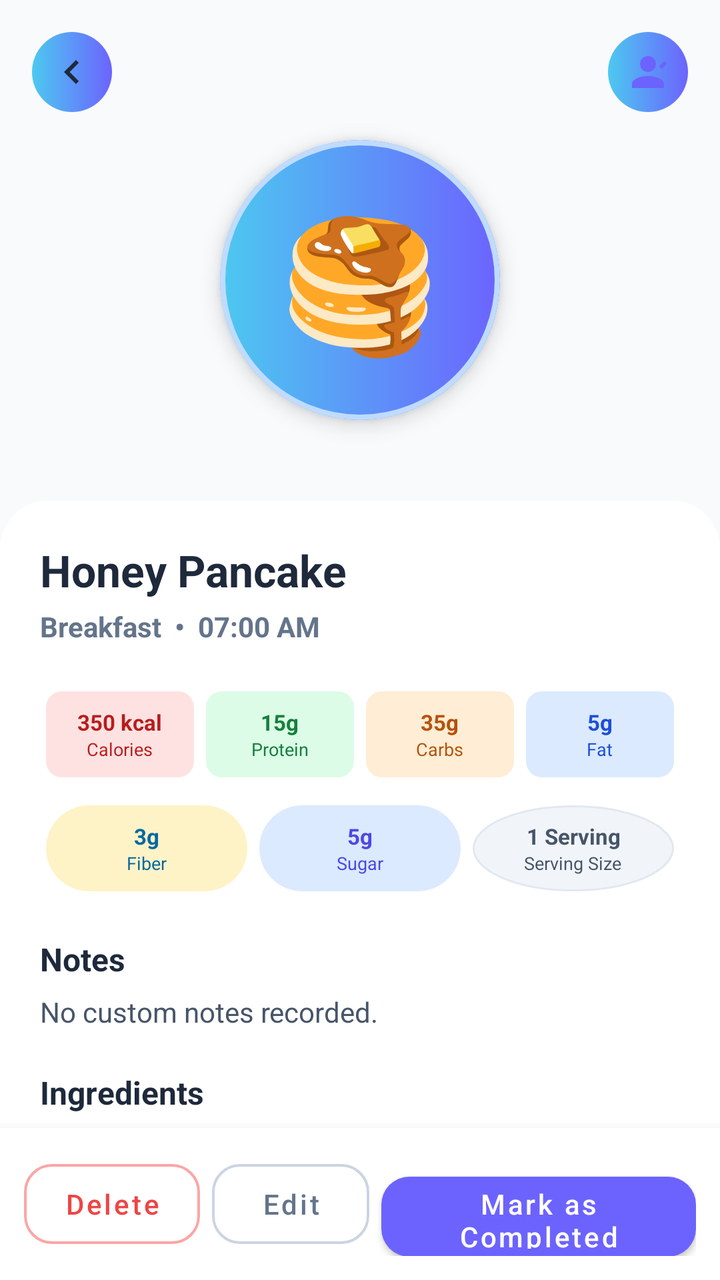
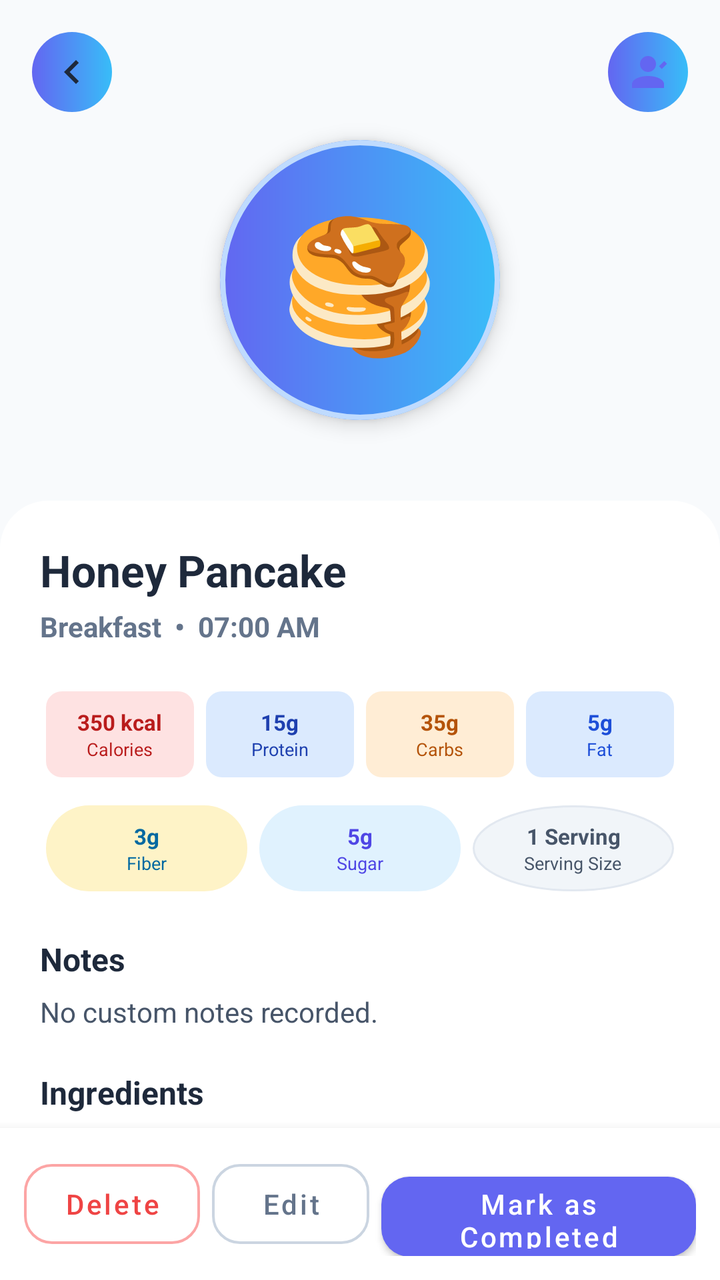

Compare the two renders of this Android layout. The source of the first and the diff that turns it into the second are given below.
<!-- AndroidManifest.xml: application theme Theme.FitnessApp -->
<!-- res/layout/activity_meal_detail.xml -->
<?xml version="1.0" encoding="utf-8"?>
<androidx.constraintlayout.widget.ConstraintLayout xmlns:android="http://schemas.android.com/apk/res/android"
    xmlns:app="http://schemas.android.com/apk/res-auto"
    xmlns:tools="http://schemas.android.com/tools"
    android:layout_width="match_parent"
    android:layout_height="match_parent"
    android:background="@drawable/bg_settings_gradient"
    tools:context=".activities.MealDetailActivity">

    <androidx.core.widget.NestedScrollView
        android:id="@+id/scrollView"
        android:layout_width="match_parent"
        android:layout_height="0dp"
        android:fillViewport="true"
        app:layout_constraintBottom_toTopOf="@id/layoutBottomActions"
        app:layout_constraintTop_toTopOf="parent">

        <androidx.constraintlayout.widget.ConstraintLayout
            android:layout_width="match_parent"
            android:layout_height="wrap_content">

            
            <com.google.android.material.card.MaterialCardView
                android:id="@+id/cvImageContainer"
                android:layout_width="match_parent"
                android:layout_height="280dp"
                app:cardCornerRadius="0dp"
                app:strokeWidth="0dp"
                app:cardElevation="0dp"
                app:cardBackgroundColor="#F8FAFC"
                app:layout_constraintTop_toTopOf="parent">

                <FrameLayout
                    android:layout_width="match_parent"
                    android:layout_height="match_parent">

                    
                    <com.google.android.material.card.MaterialCardView
                        android:layout_width="140dp"
                        android:layout_height="140dp"
                        android:layout_gravity="center"
                        app:cardCornerRadius="70dp"
                        app:cardElevation="6dp"
                        app:strokeColor="#BFDBFE"
                        app:strokeWidth="2.5dp"
                        app:cardBackgroundColor="@color/white">

                        <FrameLayout
                            android:layout_width="match_parent"
                            android:layout_height="match_parent"
                            android:background="@drawable/bg_circle_button">

                            <TextView
                                android:id="@+id/tvMealEmoji"
                                android:layout_width="wrap_content"
                                android:layout_height="wrap_content"
                                android:layout_gravity="center"
                                android:textSize="64sp"
                                android:gravity="center"
                                android:textColor="@color/black"
                                android:text="🥞" />
                        </FrameLayout>
                    </com.google.android.material.card.MaterialCardView>

                </FrameLayout>
            </com.google.android.material.card.MaterialCardView>

            
            <ImageButton
                android:id="@+id/btnBack"
                android:layout_width="40dp"
                android:layout_height="40dp"
                android:layout_marginStart="16dp"
                android:layout_marginTop="16dp"
                android:background="@drawable/bg_circle_button"
                android:src="@drawable/ic_back_chevron"
                app:tint="#1E293B"
                app:layout_constraintStart_toStartOf="parent"
                app:layout_constraintTop_toTopOf="parent" />

            <ImageButton
                android:id="@+id/btnEditTop"
                android:layout_width="40dp"
                android:layout_height="40dp"
                android:layout_marginEnd="16dp"
                android:layout_marginTop="16dp"
                android:background="@drawable/bg_circle_button"
                android:src="@drawable/ic_person_edit"
                app:tint="@color/primary"
                app:layout_constraintEnd_toEndOf="parent"
                app:layout_constraintTop_toTopOf="parent" />

            
            <LinearLayout
                android:layout_width="match_parent"
                android:layout_height="wrap_content"
                android:layout_marginTop="-30dp"
                android:background="@drawable/bg_bottom_sheet"
                android:orientation="vertical"
                android:padding="20dp"
                app:layout_constraintTop_toBottomOf="@id/cvImageContainer">

                <TextView
                    android:id="@+id/tvMealTitle"
                    android:layout_width="match_parent"
                    android:layout_height="wrap_content"
                    android:text="Honey Pancake"
                    android:textColor="#1E293B"
                    android:textSize="22sp"
                    android:textStyle="bold" />

                
                <TextView
                    android:id="@+id/tvCategoryTime"
                    android:layout_width="wrap_content"
                    android:layout_height="wrap_content"
                    android:layout_marginTop="4dp"
                    android:text="Breakfast  •  07:00 AM"
                    android:textColor="#64748B"
                    android:textSize="14sp"
                    android:textStyle="bold" />

                
                <LinearLayout
                    android:layout_width="match_parent"
                    android:layout_height="wrap_content"
                    android:layout_marginTop="20dp"
                    android:orientation="horizontal"
                    android:weightSum="4">

                    
                    <LinearLayout
                        android:layout_width="0dp"
                        android:layout_height="wrap_content"
                        android:layout_weight="1"
                        android:layout_margin="3dp"
                        android:background="@drawable/bg_badge_advanced"
                        android:gravity="center"
                        android:orientation="vertical"
                        android:padding="8dp">
                        <TextView
                            android:id="@+id/tvCalories"
                            android:layout_width="wrap_content"
                            android:layout_height="wrap_content"
                            android:text="350 kcal"
                            android:textColor="#B91C1C"
                            android:textSize="11sp"
                            android:textStyle="bold"
                            android:gravity="center" />
                        <TextView
                            android:layout_width="wrap_content"
                            android:layout_height="wrap_content"
                            android:text="Calories"
                            android:textColor="#B91C1C"
                            android:textSize="9sp" />
                    </LinearLayout>

                    
                    <LinearLayout
                        android:layout_width="0dp"
                        android:layout_height="wrap_content"
                        android:layout_weight="1"
                        android:layout_margin="3dp"
                        android:background="@drawable/bg_badge_beginner"
                        android:gravity="center"
                        android:orientation="vertical"
                        android:padding="8dp">
                        <TextView
                            android:id="@+id/tvProtein"
                            android:layout_width="wrap_content"
                            android:layout_height="wrap_content"
                            android:text="15g"
                            android:textColor="#15803D"
                            android:textSize="11sp"
                            android:textStyle="bold"
                            android:gravity="center" />
                        <TextView
                            android:layout_width="wrap_content"
                            android:layout_height="wrap_content"
                            android:text="Protein"
                            android:textColor="#15803D"
                            android:textSize="9sp" />
                    </LinearLayout>

                    
                    <LinearLayout
                        android:layout_width="0dp"
                        android:layout_height="wrap_content"
                        android:layout_weight="1"
                        android:layout_margin="3dp"
                        android:background="@drawable/bg_badge_intermediate"
                        android:gravity="center"
                        android:orientation="vertical"
                        android:padding="8dp">
                        <TextView
                            android:id="@+id/tvCarbs"
                            android:layout_width="wrap_content"
                            android:layout_height="wrap_content"
                            android:text="35g"
                            android:textColor="#B45309"
                            android:textSize="11sp"
                            android:textStyle="bold"
                            android:gravity="center" />
                        <TextView
                            android:layout_width="wrap_content"
                            android:layout_height="wrap_content"
                            android:text="Carbs"
                            android:textColor="#B45309"
                            android:textSize="9sp" />
                    </LinearLayout>

                    
                    <LinearLayout
                        android:layout_width="0dp"
                        android:layout_height="wrap_content"
                        android:layout_weight="1"
                        android:layout_margin="3dp"
                        android:background="@drawable/bg_badge_duration"
                        android:gravity="center"
                        android:orientation="vertical"
                        android:padding="8dp">
                        <TextView
                            android:id="@+id/tvFat"
                            android:layout_width="wrap_content"
                            android:layout_height="wrap_content"
                            android:text="5g"
                            android:textColor="#1D4ED8"
                            android:textSize="11sp"
                            android:textStyle="bold"
                            android:gravity="center" />
                        <TextView
                            android:layout_width="wrap_content"
                            android:layout_height="wrap_content"
                            android:text="Fat"
                            android:textColor="#1D4ED8"
                            android:textSize="9sp" />
                    </LinearLayout>
                </LinearLayout>

                
                <LinearLayout
                    android:layout_width="match_parent"
                    android:layout_height="wrap_content"
                    android:layout_marginTop="8dp"
                    android:orientation="horizontal"
                    android:weightSum="3">

                    
                    <LinearLayout
                        android:layout_width="0dp"
                        android:layout_height="wrap_content"
                        android:layout_weight="1"
                        android:layout_margin="3dp"
                        android:background="@drawable/bg_badge_streak"
                        android:gravity="center"
                        android:orientation="vertical"
                        android:padding="8dp">
                        <TextView
                            android:id="@+id/tvFiber"
                            android:layout_width="wrap_content"
                            android:layout_height="wrap_content"
                            android:text="3g"
                            android:textColor="#0369A1"
                            android:textSize="11sp"
                            android:textStyle="bold"
                            android:gravity="center" />
                        <TextView
                            android:layout_width="wrap_content"
                            android:layout_height="wrap_content"
                            android:text="Fiber"
                            android:textColor="#0369A1"
                            android:textSize="9sp" />
                    </LinearLayout>

                    
                    <LinearLayout
                        android:layout_width="0dp"
                        android:layout_height="wrap_content"
                        android:layout_weight="1"
                        android:layout_margin="3dp"
                        android:background="@drawable/bg_badge_goal"
                        android:gravity="center"
                        android:orientation="vertical"
                        android:padding="8dp">
                        <TextView
                            android:id="@+id/tvSugar"
                            android:layout_width="wrap_content"
                            android:layout_height="wrap_content"
                            android:text="5g"
                            android:textColor="#4F46E5"
                            android:textSize="11sp"
                            android:textStyle="bold"
                            android:gravity="center" />
                        <TextView
                            android:layout_width="wrap_content"
                            android:layout_height="wrap_content"
                            android:text="Sugar"
                            android:textColor="#4F46E5"
                            android:textSize="9sp" />
                    </LinearLayout>

                    
                    <LinearLayout
                        android:layout_width="0dp"
                        android:layout_height="wrap_content"
                        android:layout_weight="1"
                        android:layout_margin="3dp"
                        android:background="@drawable/bg_day_circle_unselected"
                        android:gravity="center"
                        android:orientation="vertical"
                        android:padding="8dp">
                        <TextView
                            android:id="@+id/tvServing"
                            android:layout_width="wrap_content"
                            android:layout_height="wrap_content"
                            android:text="1 Serving"
                            android:textColor="#475569"
                            android:textSize="11sp"
                            android:textStyle="bold"
                            android:gravity="center"
                            android:singleLine="true" />
                        <TextView
                            android:layout_width="wrap_content"
                            android:layout_height="wrap_content"
                            android:text="Serving Size"
                            android:textColor="#475569"
                            android:textSize="9sp" />
                    </LinearLayout>
                </LinearLayout>

                
                <TextView
                    android:layout_width="wrap_content"
                    android:layout_height="wrap_content"
                    android:layout_marginTop="20dp"
                    android:text="Notes"
                    android:textColor="#1E293B"
                    android:textSize="16sp"
                    android:textStyle="bold" />

                <TextView
                    android:id="@+id/tvNotes"
                    android:layout_width="match_parent"
                    android:layout_height="wrap_content"
                    android:layout_marginTop="6dp"
                    android:text="No custom notes recorded."
                    android:textColor="#475569"
                    android:textSize="14sp"
                    android:lineSpacingExtra="3dp" />

                
                <TextView
                    android:layout_width="wrap_content"
                    android:layout_height="wrap_content"
                    android:layout_marginTop="20dp"
                    android:text="Ingredients"
                    android:textColor="#1E293B"
                    android:textSize="16sp"
                    android:textStyle="bold" />

                <TextView
                    android:id="@+id/tvIngredientsList"
                    android:layout_width="match_parent"
                    android:layout_height="wrap_content"
                    android:layout_marginTop="6dp"
                    android:text="• Standard ingredients list"
                    android:textColor="#475569"
                    android:textSize="14sp"
                    android:lineSpacingExtra="4dp" />

                
                <TextView
                    android:layout_width="wrap_content"
                    android:layout_height="wrap_content"
                    android:layout_marginTop="20dp"
                    android:text="Recipe / Preparation Steps"
                    android:textColor="#1E293B"
                    android:textSize="16sp"
                    android:textStyle="bold" />

                <TextView
                    android:id="@+id/tvStepsList"
                    android:layout_width="match_parent"
                    android:layout_height="wrap_content"
                    android:layout_marginTop="6dp"
                    android:text="1. Standard instructions list"
                    android:textColor="#475569"
                    android:textSize="14sp"
                    android:lineSpacingExtra="4dp"
                    android:layout_marginBottom="40dp" />

            </LinearLayout>

        </androidx.constraintlayout.widget.ConstraintLayout>
    </androidx.core.widget.NestedScrollView>

    
    <LinearLayout
        android:id="@+id/layoutBottomActions"
        android:layout_width="match_parent"
        android:layout_height="wrap_content"
        android:background="@color/white"
        android:elevation="8dp"
        android:orientation="horizontal"
        android:padding="12dp"
        app:layout_constraintBottom_toBottomOf="parent">

        <com.google.android.material.button.MaterialButton
            android:id="@+id/btnDelete"
            style="@style/Widget.MaterialComponents.Button.OutlinedButton"
            android:layout_width="wrap_content"
            android:layout_height="52dp"
            android:text="Delete"
            android:textColor="#EF4444"
            app:strokeColor="#FCA5A5"
            app:strokeWidth="1.2dp"
            app:cornerRadius="14dp"
            android:textAllCaps="false"
            android:layout_marginEnd="6dp" />

        <com.google.android.material.button.MaterialButton
            android:id="@+id/btnEdit"
            style="@style/Widget.MaterialComponents.Button.OutlinedButton"
            android:layout_width="0dp"
            android:layout_weight="1"
            android:layout_height="52dp"
            android:text="Edit"
            android:textColor="#64748B"
            app:strokeColor="#CBD5E1"
            app:strokeWidth="1.2dp"
            app:cornerRadius="14dp"
            android:textAllCaps="false"
            android:layout_marginEnd="6dp" />

        <com.google.android.material.button.MaterialButton
            android:id="@+id/btnCompleteToggle"
            style="@style/Widget.MaterialComponents.Button"
            android:layout_width="0dp"
            android:layout_weight="2"
            android:layout_height="52dp"
            android:text="Mark as Completed"
            android:textColor="@color/white"
            app:backgroundTint="@color/primary"
            app:cornerRadius="14dp"
            android:textAllCaps="false" />

    </LinearLayout>

</androidx.constraintlayout.widget.ConstraintLayout>
<!-- resources referenced by this layout -->
<resources>
  <color name="black">#1E293B</color>
  <color name="primary">#6C63FF</color>
  <color name="white">#FFFFFF</color>
  <!-- drawable bg_badge_advanced (drawable) -->
  <shape xmlns:android="http://schemas.android.com/apk/res/android"
      android:shape="rectangle">
      <solid android:color="#FEE2E2" />
      <corners android:radius="8dp" />
  </shape>
  <!-- drawable bg_badge_beginner (drawable) -->
  <shape xmlns:android="http://schemas.android.com/apk/res/android"
      android:shape="rectangle">
      <solid android:color="#DCFCE7" />
      <corners android:radius="8dp" />
  </shape>
  <!-- drawable bg_badge_duration (drawable) -->
  <shape xmlns:android="http://schemas.android.com/apk/res/android"
      android:shape="rectangle">
      <solid android:color="#DBEAFE" />
      <corners android:radius="8dp" />
  </shape>
  <!-- drawable bg_badge_goal (drawable) -->
  <?xml version="1.0" encoding="utf-8"?>
  <shape xmlns:android="http://schemas.android.com/apk/res/android">
      <solid android:color="#DBEAFE" />
      <corners android:radius="30dp" />
  </shape>
  <!-- drawable bg_badge_intermediate (drawable) -->
  <shape xmlns:android="http://schemas.android.com/apk/res/android"
      android:shape="rectangle">
      <solid android:color="#FFEDD5" />
      <corners android:radius="8dp" />
  </shape>
  <!-- drawable bg_badge_streak (drawable) -->
  <?xml version="1.0" encoding="utf-8"?>
  <shape xmlns:android="http://schemas.android.com/apk/res/android">
      <solid android:color="#FEF3C7" />
      <corners android:radius="30dp" />
  </shape>
  <!-- drawable bg_bottom_sheet (drawable) -->
  <?xml version="1.0" encoding="utf-8"?>
  <shape xmlns:android="http://schemas.android.com/apk/res/android">
      <solid android:color="@color/white" />
      <corners
          android:topLeftRadius="24dp"
          android:topRightRadius="24dp" />
  </shape>
  <!-- drawable bg_circle_button (drawable) -->
  <?xml version="1.0" encoding="utf-8"?>
  <shape xmlns:android="http://schemas.android.com/apk/res/android"
      android:shape="oval">
      <gradient
          android:angle="0"
          android:endColor="@color/blue_gradient_end"
          android:startColor="@color/blue_gradient_start"
          android:type="linear" />
      <size android:width="60dp" android:height="60dp" />
  </shape>
  <!-- drawable bg_day_circle_unselected (drawable) -->
  <?xml version="1.0" encoding="utf-8"?>
  <shape xmlns:android="http://schemas.android.com/apk/res/android"
      android:shape="oval">
      <solid android:color="#F1F5F9" />
      <stroke android:width="1dp" android:color="#E2E8F0" />
      <size android:width="36dp" android:height="36dp" />
  </shape>
  <!-- drawable bg_settings_gradient (drawable) -->
  <shape xmlns:android="http://schemas.android.com/apk/res/android"
      android:shape="rectangle">
      <gradient
          android:angle="270"
          android:startColor="@color/white"
          android:endColor="@color/background_color"
          android:type="linear" />
  </shape>
  <!-- drawable ic_back_chevron (drawable) -->
  <vector xmlns:android="http://schemas.android.com/apk/res/android"
      android:width="24dp"
      android:height="24dp"
      android:viewportWidth="24"
      android:viewportHeight="24">
    <path
        android:fillColor="#FF000000"
        android:pathData="M15.41,7.41L14,6l-6,6 6,6 1.41,-1.41L10.83,12z"/>
  </vector>
  <!-- drawable ic_person_edit (drawable) -->
  <vector xmlns:android="http://schemas.android.com/apk/res/android"
      android:width="24dp"
      android:height="24dp"
      android:viewportWidth="24"
      android:viewportHeight="24">
    <path
        android:fillColor="#FF000000"
        android:pathData="M12,4A4,4 0,0 1,16 8A4,4 0,0 1,12 12A4,4 0,0 1,8 8A4,4 0,0 1,12 4M12,14C16.42,14 20,15.79 20,18V20H4V18C4,15.79 7.58,14 12,14M20.12,6.5L21.5,7.88L18.88,10.5L17.5,9.12L20.12,6.5Z"/>
  </vector>
  <color name="blue_gradient_end">#6C63FF</color>
  <color name="blue_gradient_start">#4CC9F0</color>
  <color name="background_color">#F8FAFC</color>
  <color name="primary_variant">#4CC9F0</color>
  <color name="secondary">#3B82F6</color>
  <!-- unchanged entries left out for length: 1 -->
</resources>

<!-- the commit's change to res/layout/activity_meal_detail.xml (unified diff, before → after) -->
@@ -170,7 +170,7 @@
                             android:layout_width="wrap_content"
                             android:layout_height="wrap_content"
                             android:text="15g"
-                            android:textColor="#15803D"
+                            android:textColor="#1E40AF"
                             android:textSize="11sp"
                             android:textStyle="bold"
                             android:gravity="center" />
@@ -178,7 +178,7 @@
                             android:layout_width="wrap_content"
                             android:layout_height="wrap_content"
                             android:text="Protein"
-                            android:textColor="#15803D"
+                            android:textColor="#1E40AF"
                             android:textSize="9sp" />
                     </LinearLayout>
 
<!-- resource entries referenced after the edit -->
@@ -1,7 +1,7 @@
 <!-- resources referenced by this layout -->
 <resources>
-  <color name="black">#1E293B</color>
-  <color name="primary">#6C63FF</color>
+  <color name="black">#0F172A</color>
+  <color name="primary">#6366F1</color>
   <color name="white">#FFFFFF</color>
   <!-- drawable bg_badge_advanced (drawable) -->
   <shape xmlns:android="http://schemas.android.com/apk/res/android"
@@ -12,7 +12,7 @@
   <!-- drawable bg_badge_beginner (drawable) -->
   <shape xmlns:android="http://schemas.android.com/apk/res/android"
       android:shape="rectangle">
-      <solid android:color="#DCFCE7" />
+      <solid android:color="#DBEAFE" />
       <corners android:radius="8dp" />
   </shape>
   <!-- drawable bg_badge_duration (drawable) -->
@@ -24,7 +24,7 @@
   <!-- drawable bg_badge_goal (drawable) -->
   <?xml version="1.0" encoding="utf-8"?>
   <shape xmlns:android="http://schemas.android.com/apk/res/android">
-      <solid android:color="#DBEAFE" />
+      <solid android:color="#E0F2FE" />
       <corners android:radius="30dp" />
   </shape>
   <!-- drawable bg_badge_intermediate (drawable) -->
@@ -95,11 +95,11 @@
         android:fillColor="#FF000000"
         android:pathData="M12,4A4,4 0,0 1,16 8A4,4 0,0 1,12 12A4,4 0,0 1,8 8A4,4 0,0 1,12 4M12,14C16.42,14 20,15.79 20,18V20H4V18C4,15.79 7.58,14 12,14M20.12,6.5L21.5,7.88L18.88,10.5L17.5,9.12L20.12,6.5Z"/>
   </vector>
-  <color name="blue_gradient_end">#6C63FF</color>
-  <color name="blue_gradient_start">#4CC9F0</color>
+  <color name="blue_gradient_end">#38BDF8</color>
+  <color name="blue_gradient_start">#6366F1</color>
   <color name="background_color">#F8FAFC</color>
-  <color name="primary_variant">#4CC9F0</color>
-  <color name="secondary">#3B82F6</color>
+  <color name="primary_variant">#4F46E5</color>
+  <color name="secondary">#38BDF8</color>
   <!-- unchanged entries left out for length: 1 -->
 </resources>
 
